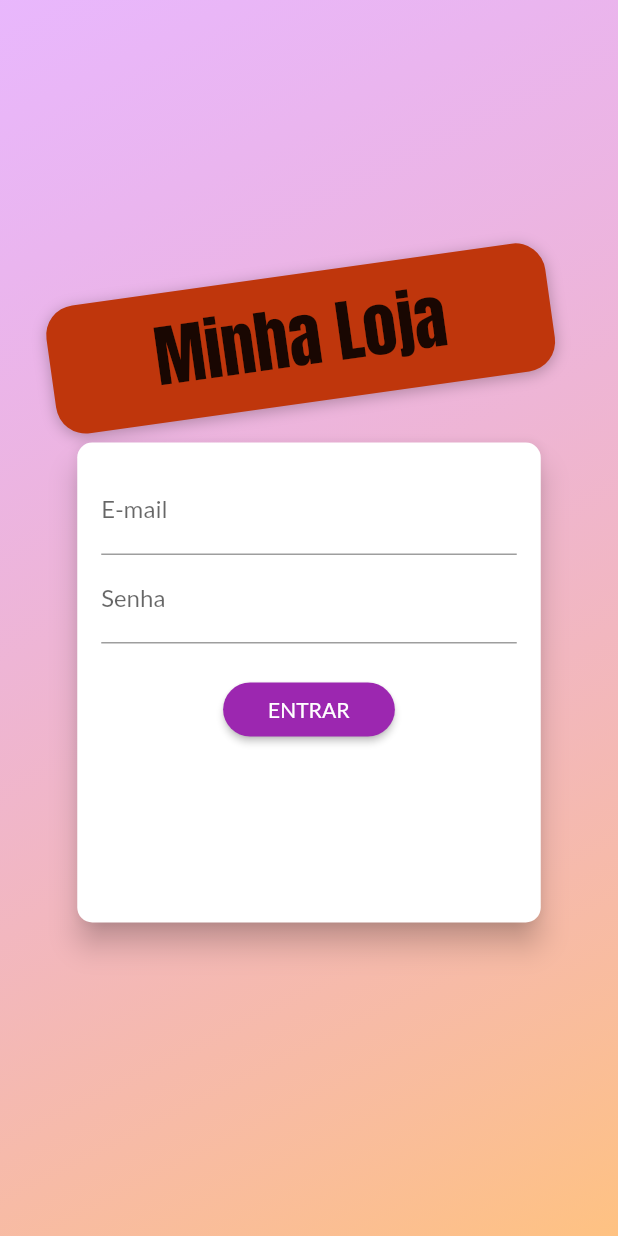
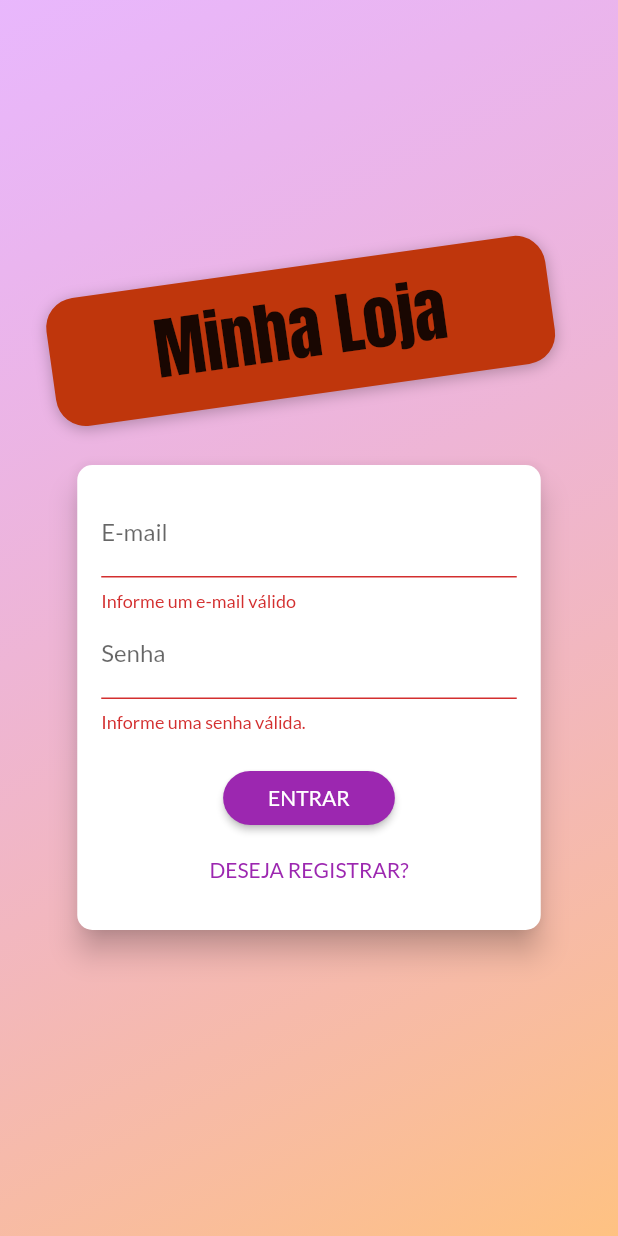
Before and after one commit to guijordan/curso_flutter, a Flutter app: the screen it shows after launch, after a tap on "ENTRAR", on a phone screen of 412 x 824 dp. Run offline on Flutter 3.47's test engine with Material 2 defaults, Android fonts, the phone set to English and light mode, and no system bars; network calls fail.

Commit message:
Utilização da API Authentication do firebase para criar cadastro de usuários usando email/senha e login.
Continuação da implementação da classe AuthForm.

```diff
--- a/shop/lib/components/auth_form.dart
+++ b/shop/lib/components/auth_form.dart
@@ -1,4 +1,6 @@
 import 'package:flutter/material.dart';
+import 'package:provider/provider.dart';
+import 'package:shop/models/auth.dart';
 
 enum AuthMode { Signup, Login }
 
@@ -11,13 +13,52 @@
 
 class _AuthFormState extends State<AuthForm> {
   final _passwordController = TextEditingController();
+  final _formKey = GlobalKey<FormState>();
+  bool _isLoading = false;
   AuthMode _authMode = AuthMode.Login;
-  Map<String, String> _authData = {
+  final Map<String, String> _authData = {
     'email': '',
     'password': '',
   };
 
-  void _submit() {}
+  bool _isLogin() => _authMode == AuthMode.Login;
+  bool _isSignup() => _authMode == AuthMode.Signup;
+
+  void _switchAuthMode() {
+    setState(() {
+      if (_isLogin()) {
+        _authMode = AuthMode.Signup;
+      } else {
+        _authMode = AuthMode.Login;
+      }
+    });
+  }
+
+  Future<void> _submit() async {
+    final isValid = _formKey.currentState?.validate() ?? false;
+    if (!isValid) {
+      return;
+    }
+
+    setState(() => _isLoading = true);
+
+    _formKey.currentState?.save();
+    Auth auth = Provider.of(context, listen: false);
+
+    if (_isLogin()) {
+      await auth.login(
+        _authData['email']!,
+        _authData['password']!,
+      );
+    } else {
+      await auth.signup(
+        _authData['email']!,
+        _authData['password']!,
+      );
+    }
+
+    setState(() => _isLoading = false);
+  }
 
   @override
   Widget build(BuildContext context) {
@@ -29,9 +70,10 @@
       ),
       child: Container(
         padding: const EdgeInsets.all(16),
-        height: 320,
+        height: _isLogin() ? 310 : 410,
         width: deviceSize.width * 0.75,
         child: Form(
+          key: _formKey,
           child: Column(
             children: [
               TextFormField(
@@ -62,12 +104,12 @@
                   }
                 },
               ),
-              if (_authMode == AuthMode.Signup)
+              if (_isSignup())
                 TextFormField(
                   decoration: const InputDecoration(labelText: 'Confirmar Senha'),
                   keyboardType: TextInputType.emailAddress,
                   obscureText: true,
-                  validator: _authMode == AuthMode.Login
+                  validator: _isLogin()
                       ? null
                       : (_password) {
                           final password = _password ?? '';
@@ -79,6 +121,9 @@
                         },
                 ),
               const SizedBox(height: 20),
+              if (_isLoading == true)
+                const CircularProgressIndicator()
+              else
                 ElevatedButton(
                   onPressed: _submit,
                   style: ElevatedButton.styleFrom(
@@ -90,8 +135,13 @@
                       vertical: 8,
                     ),
                   ),
-                child: Text(_authMode == AuthMode.Login ? 'ENTRAR' : 'REGISTRAR'),
-              )
+                  child: Text(_isLogin() ? 'ENTRAR' : 'REGISTRAR'),
+                ),
+              Spacer(),
+              TextButton(
+                onPressed: _switchAuthMode,
+                child: Text(_isLogin() ? 'DESEJA REGISTRAR?' : 'JÁ POSSUI CONTA?'),
+              ),
             ],
           ),
         ),
--- a/shop/lib/main.dart
+++ b/shop/lib/main.dart
@@ -1,5 +1,6 @@
 import 'package:flutter/material.dart';
 import 'package:provider/provider.dart';
+import 'package:shop/models/auth.dart';
 import 'package:shop/models/cart.dart';
 import 'package:shop/models/order_list.dart';
 import 'package:shop/models/product_list.dart';
@@ -33,6 +34,9 @@
         ChangeNotifierProvider(
           create: (_) => OrderList(),
         ),
+        ChangeNotifierProvider(
+          create: (_) => Auth(),
+        ),
       ],
       child: MaterialApp(
         title: 'Flutter Demo',
--- a/shop/lib/pages/auth_page.dart
+++ b/shop/lib/pages/auth_page.dart
@@ -26,6 +26,9 @@
               mainAxisAlignment: MainAxisAlignment.center,
               children: [
                 Container(
+                  margin: const EdgeInsets.only(
+                    bottom: 20,
+                  ),
                   padding: const EdgeInsets.symmetric(
                     vertical: 10,
                     horizontal: 70,
@@ -48,7 +51,7 @@
                     style: TextStyle(fontSize: 45, fontFamily: 'Anton', color: Theme.of(context).textTheme.headline6?.color),
                   ),
                 ),
-                AuthForm(),
+                const AuthForm(),
               ],
             ),
           )
```
Also changed, not shown: shop/lib/models/auth.dart (added, +30 -0 lines). Lines whose indentation alone changed are shown as unchanged.
